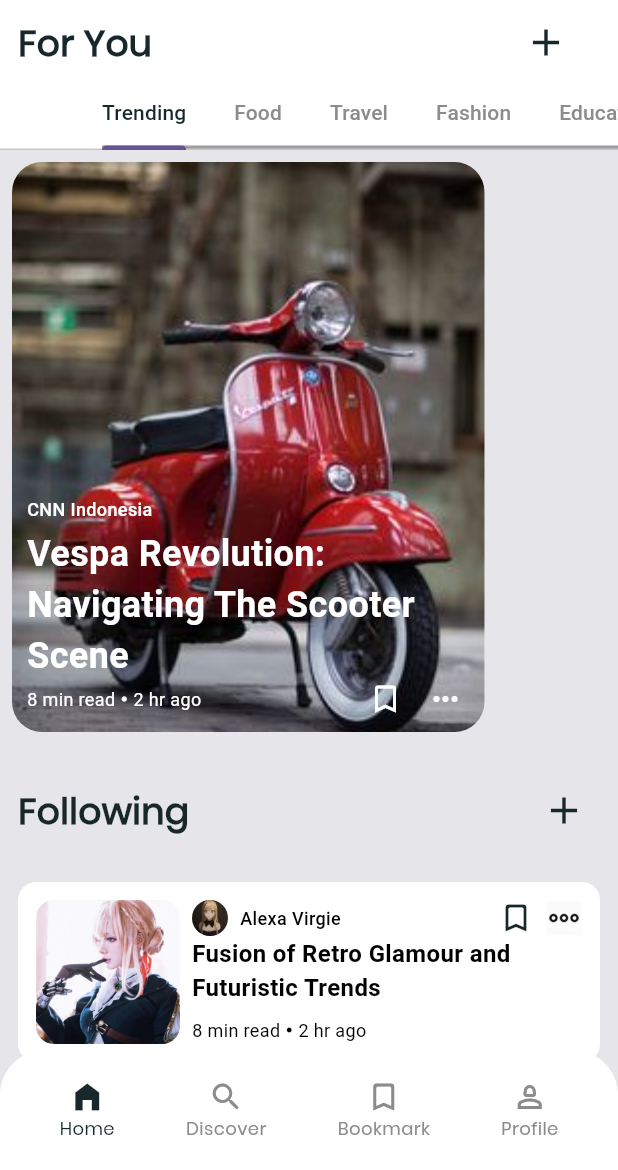
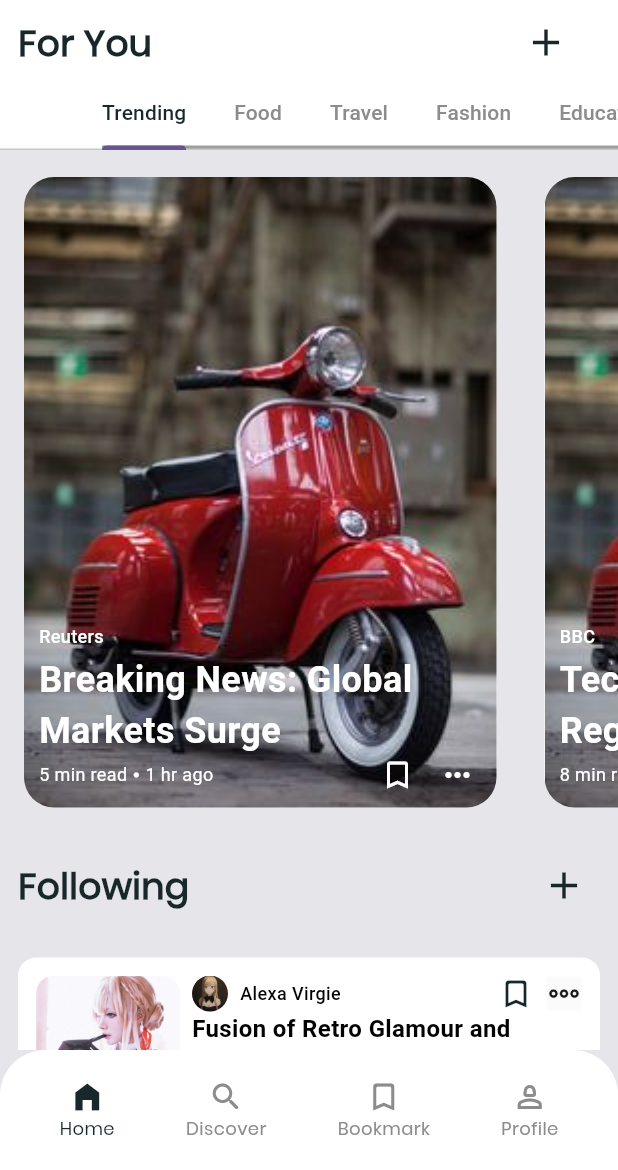
Before and after one commit to Aimmzz/NewsWave, a Flutter app: the screen it shows after launch, on a phone screen of 412 x 824 dp, the part 66-1236 px from its top. Run offline on Flutter 3.47's test engine with Material 3 defaults, Android fonts, the phone set to English and light mode, and no system bars.

Commit message:
fix(home): fix bug in display list news

```diff
--- a/lib/features/home/home_news_page.dart
+++ b/lib/features/home/home_news_page.dart
@@ -16,7 +16,8 @@ class HomeNewsPage extends StatefulWidget {
 class _HomeNewsPageState extends State<HomeNewsPage> {
   @override
   Widget build(BuildContext context) {
-    return Column(
+    return SingleChildScrollView(
+      child: Column(
         children: [
           Container(
             color: Colors.white,
@@ -47,6 +48,7 @@ class _HomeNewsPageState extends State<HomeNewsPage> {
           ),
           CardNews()
         ],
+      ),
     );
   }
 }
--- /dev/null
+++ b/lib/model/news.dart
@@ -0,0 +1,176 @@
+class News {
+  final String category;
+  final String title;
+  final String source;
+  final String image;
+  final String time;
+  final String readTime;
+
+  News({
+    required this.category,
+    required this.title,
+    required this.source,
+    required this.image,
+    required this.time,
+    required this.readTime,
+  });
+}
+
+// Dummy data for each category
+final List<News> newsList = [
+  // Trending
+  News(
+    category: 'Trending',
+    title: 'Breaking News: Global Markets Surge',
+    source: 'Reuters',
+    image: 'assets/images/vespa.jpg',
+    time: '1 hr ago',
+    readTime: '5 min read',
+  ),
+  News(
+    category: 'Trending',
+    title: 'Tech Giants Face New Regulations',
+    source: 'BBC',
+    image: 'assets/images/vespa.jpg',
+    time: '3 hr ago',
+    readTime: '8 min read',
+  ),
+  News(
+    category: 'Trending',
+    title: 'Sports Update: Championship Finals Today',
+    source: 'ESPN',
+    image: 'assets/images/vespa.jpg',
+    time: '30 min ago',
+    readTime: '10 min read',
+  ),
+
+  // Food
+  News(
+    category: 'Food',
+    title: 'Top 10 Restaurants to Visit in 2024',
+    source: 'Food Network',
+    image: 'assets/images/sample_profile.jpeg',
+    time: '1 day ago',
+    readTime: '6 min read',
+  ),
+  News(
+    category: 'Food',
+    title: 'The Best Vegan Recipes of the Year',
+    source: 'Bon Appetit',
+    image: 'assets/images/sample_profile.jpeg',
+    time: '5 hr ago',
+    readTime: '7 min read',
+  ),
+  News(
+    category: 'Food',
+    title: 'How to Make the Perfect Pizza at Home',
+    source: 'NY Times',
+    image: 'assets/images/sample_profile.jpeg',
+    time: '2 hr ago',
+    readTime: '4 min read',
+  ),
+
+  // Travel
+  News(
+    category: 'Travel',
+    title: 'Top 5 Destinations for 2024',
+    source: 'Lonely Planet',
+    image: 'assets/images/sample_profile2.jpeg',
+    time: '3 hr ago',
+    readTime: '9 min read',
+  ),
+  News(
+    category: 'Travel',
+    title: 'How to Travel Safely in 2024',
+    source: 'The Guardian',
+    image: 'assets/images/sample_profile2.jpeg',
+    time: '6 hr ago',
+    readTime: '12 min read',
+  ),
+  News(
+    category: 'Travel',
+    title: 'The Best Budget Travel Tips',
+    source: 'CN Traveler',
+    image: 'assets/images/sample_profile2.jpeg',
+    time: '4 hr ago',
+    readTime: '7 min read',
+  ),
+
+  // Fashion
+  News(
+    category: 'Fashion',
+    title: '2024 Fashion Trends to Watch',
+    source: 'Vogue',
+    image: 'assets/images/sample_profile2.jpeg',
+    time: '4 hr ago',
+    readTime: '8 min read',
+  ),
+  News(
+    category: 'Fashion',
+    title: 'Sustainable Fashion: A Guide',
+    source: 'Elle',
+    image: 'assets/images/sample_profile2.jpeg',
+    time: '2 hr ago',
+    readTime: '6 min read',
+  ),
+  News(
+    category: 'Fashion',
+    title: 'The Best Fashion Shows of 2024',
+    source: 'Harper\'s Bazaar',
+    image: 'assets/images/sample_profile2.jpeg',
+    time: '1 hr ago',
+    readTime: '5 min read',
+  ),
+
+  // Education
+  News(
+    category: 'Education',
+    title: 'Online Learning: The Future of Education',
+    source: 'EdTech Magazine',
+    image: 'assets/images/vespa.jpg',
+    time: '3 hr ago',
+    readTime: '5 min read',
+  ),
+  News(
+    category: 'Education',
+    title: 'Top 10 Online Courses for Professionals',
+    source: 'Forbes',
+    image: 'assets/images/vespa.jpg',
+    time: '2 hr ago',
+    readTime: '7 min read',
+  ),
+  News(
+    category: 'Education',
+    title: 'The Benefits of Lifelong Learning',
+    source: 'Harvard Business Review',
+    image: 'assets/images/vespa.jpg',
+    time: '1 hr ago',
+    readTime: '6 min read',
+  ),
+
+  // Business
+  News(
+    category: 'Business',
+    title: 'How to Start Your Own Business',
+    source: 'Business Insider',
+    image: 'assets/images/vespa.jpg',
+    time: '5 hr ago',
+    readTime: '9 min read',
+  ),
+  News(
+    category: 'Business',
+    title: 'The Future of Remote Work',
+    source: 'Fast Company',
+    image: 'assets/images/sample_profile2.jpeg',
+    time: '3 hr ago',
+    readTime: '8 min read',
+  ),
+  News(
+    category: 'Business',
+    title: 'Investing 101: A Beginner\'s Guide',
+    source: 'CNBC',
+    image: 'assets/images/sample_profile.jpeg',
+    time: '4 hr ago',
+    readTime: '10 min read',
+  ),
+];
--- a/lib/widgets/card_news_big.dart
+++ b/lib/widgets/card_news_big.dart
@@ -1,8 +1,11 @@
 import 'package:flutter/material.dart';
 import 'package:news_wave/constants/sizes.dart';
+import 'package:news_wave/model/news.dart';
 
 class CardNewsBig extends StatelessWidget {
-  const CardNewsBig({super.key});
+  final News news;
+
+  const CardNewsBig({super.key, required this.news});
 
   @override
   Widget build(BuildContext context) {
@@ -13,8 +16,8 @@ class CardNewsBig extends StatelessWidget {
       decoration: BoxDecoration(
         borderRadius: BorderRadius.circular(20),
         color: Colors.white,
-        image: const DecorationImage(
-          image: AssetImage('assets/images/vespa.jpg'),
+        image: DecorationImage(
+          image: AssetImage(news.image),
           fit: BoxFit.cover,
         )
       ),
@@ -28,8 +31,8 @@ class CardNewsBig extends StatelessWidget {
             child: Column(
               crossAxisAlignment: CrossAxisAlignment.start,
               children: [
-                const Text(
-                  'CNN Indonesia',
+                Text(
+                  news.source,
                   style: TextStyle(
                     color: Colors.white,
                     fontSize: TextSize.regular,
@@ -37,8 +40,8 @@ class CardNewsBig extends StatelessWidget {
                   ),
                 ),
                 gapH4,
-                const Text(
-                  'Vespa Revolution: Navigating The Scooter Scene',
+                Text(
+                  news.title,
                   style: TextStyle(
                     color: Colors.white,
                     fontSize: TextSize.header,
@@ -47,8 +50,9 @@ class CardNewsBig extends StatelessWidget {
                 ),
                 Row(
                   children: [
-                    const Text(
-                      '8 min read',
+                    Text(
+                      // '8 min read',
+                      news.readTime,
                       style: TextStyle(
                         color: Colors.white,
                         fontSize: TextSize.regular,
@@ -61,8 +65,9 @@ class CardNewsBig extends StatelessWidget {
                       color: Colors.white,
                     ),
                     gapW4,
-                    const Text(
-                      '2 hr ago',
+                    Text(
+                      // '2 hr ago',
+                      news.time,
                       style: TextStyle(
                         color: Colors.white,
                         fontSize: TextSize.regular,
--- a/lib/widgets/tab_bar_category.dart
+++ b/lib/widgets/tab_bar_category.dart
@@ -1,5 +1,6 @@
 import 'package:flutter/material.dart';
 import 'package:news_wave/constants/color_values.dart';
+import 'package:news_wave/model/news.dart';
 import 'package:news_wave/widgets/card_news_big.dart';
 
 class TabBarCategory extends StatefulWidget {
@@ -35,7 +36,9 @@ class _TabBarCategoryState extends State<TabBarCategory>
 
   @override
   Widget build(BuildContext context) {
-    return Column(
+    return SizedBox(
+      height: MediaQuery.of(context).size.height * 0.6,
+      child: Column(
         crossAxisAlignment: CrossAxisAlignment.start,
         children: [
           Container(
@@ -65,13 +68,28 @@ class _TabBarCategoryState extends State<TabBarCategory>
               ],
             ),
           ),
-        // const SizedBox(height: 10),
-        // Text(
-        //   'Sedang berada di ${categories[_tabController.index]}',
-        //   style: const TextStyle(fontSize: 18),
-        // ),
-        const CardNewsBig(),
+          const SizedBox(height: 10),
+          Expanded(
+            child: TabBarView(
+              controller: _tabController,
+              children: categories.map((category) {
+                final categoryNews = newsList.where((news) => news.category == category).toList();
+                return ListView.builder(
+                  scrollDirection: Axis.horizontal,
+                  itemCount: categoryNews.length,
+                  itemBuilder: (context, index) {
+                    final news = categoryNews[index];
+                    return Container(
+                      margin: const EdgeInsets.symmetric(horizontal: 8),
+                      child: CardNewsBig(news: news),
+                    );
+                  },
+                );
+              }).toList(),
+            ),
+          ),
         ],
+      ),
     );
   }
 }
```
Lines whose indentation alone changed are shown as unchanged.
